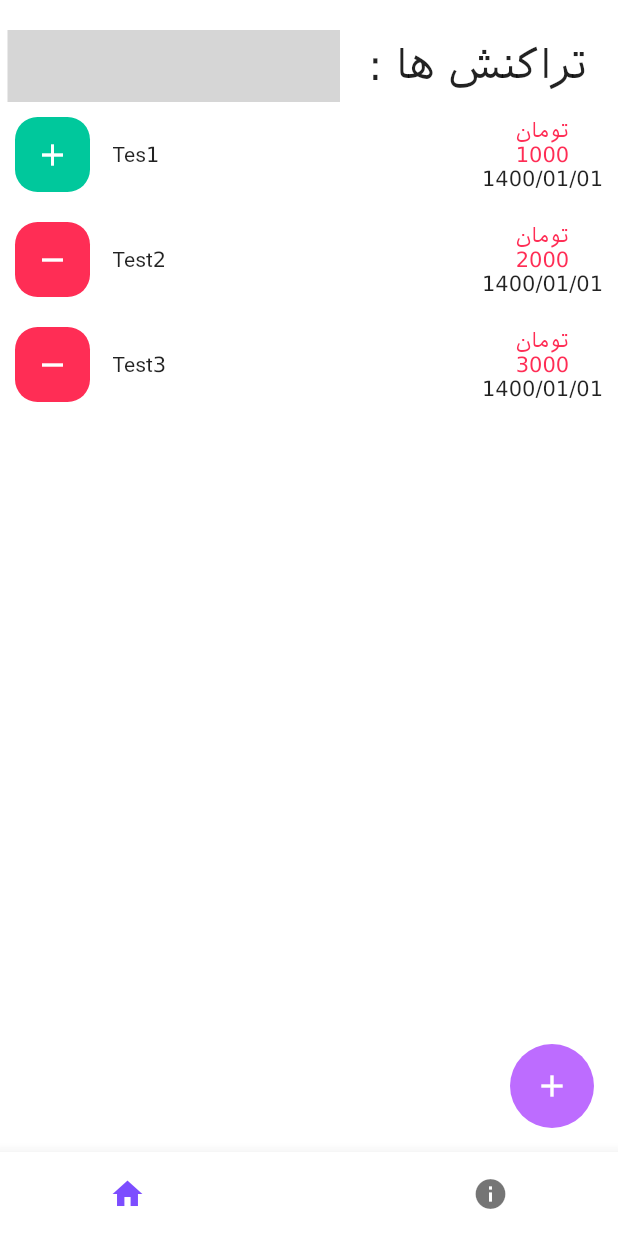
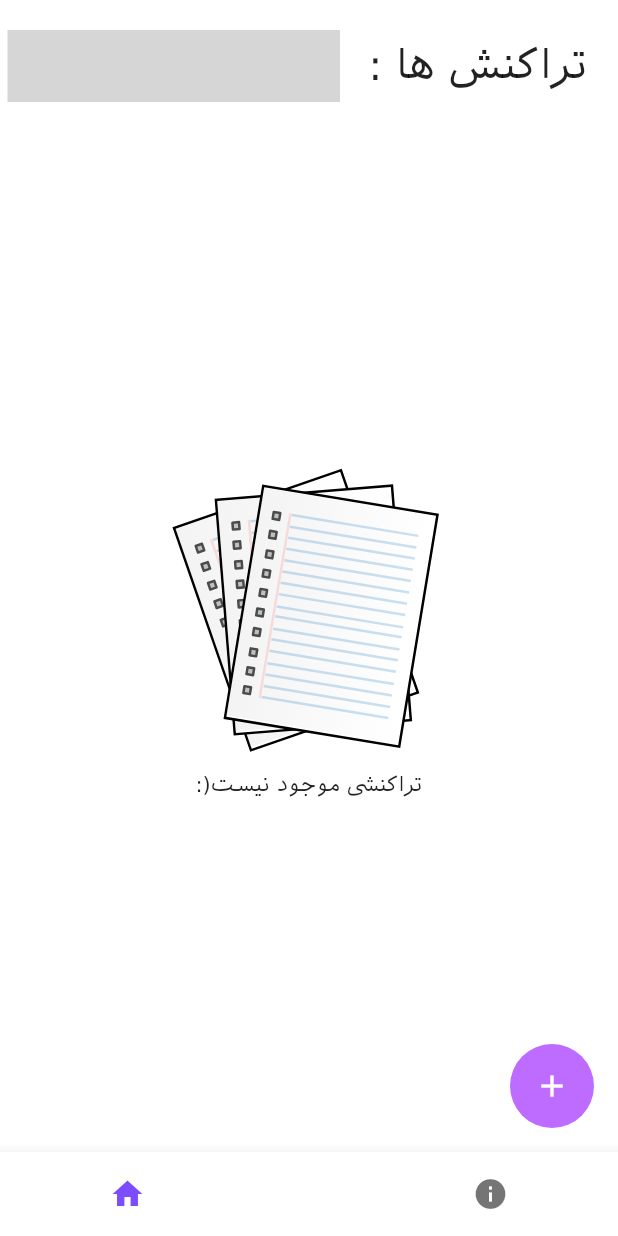
Before and after one commit to mehranext/manager, a Flutter app: the screen it shows after launch, on a phone screen of 412 x 824 dp. Run offline on Flutter 3.47's test engine with Material 2 defaults, Android fonts, the phone set to English and light mode, and no system bars; drawn by our look-alikes of animated_bottom_navigation_bar; our stand-ins replace flutter_svg; missing offline and left inert: searchbar_animation; grey boxes are pictures that could not be loaded.

Commit message:
delet defaults

```diff
--- a/lib/screens/home_screen.dart
+++ b/lib/screens/home_screen.dart
@@ -8,26 +8,7 @@ import 'package:searchbar_animation/searchbar_animation.dart';
 class HomeScreen extends StatefulWidget {
   const HomeScreen({super.key});
 
-  static List<Money> moneys = [
-    Money(
-        id: 0,
-        title: 'Tes1',
-        price: '1000',
-        date: '1400/01/01',
-        isReceived: true),
-    Money(
-        id: 1,
-        title: 'Test2',
-        price: '2000',
-        date: '1400/01/01',
-        isReceived: false),
-    Money(
-        id: 2,
-        title: 'Test3',
-        price: '3000',
-        date: '1400/01/01',
-        isReceived: false),
-  ];
+  static List<Money> moneys = [];
 
   @override
   State<HomeScreen> createState() => _HomeScreenState();
@@ -270,7 +251,7 @@ class Picwidget extends StatelessWidget {
         const SizedBox(
           height: 10,
         ),
-        const Text(':)تراکنشی یوخدی که'),
+        const Text(':)تراکنشی موجود نیست'),
         const Spacer(),
       ],
     );
```
